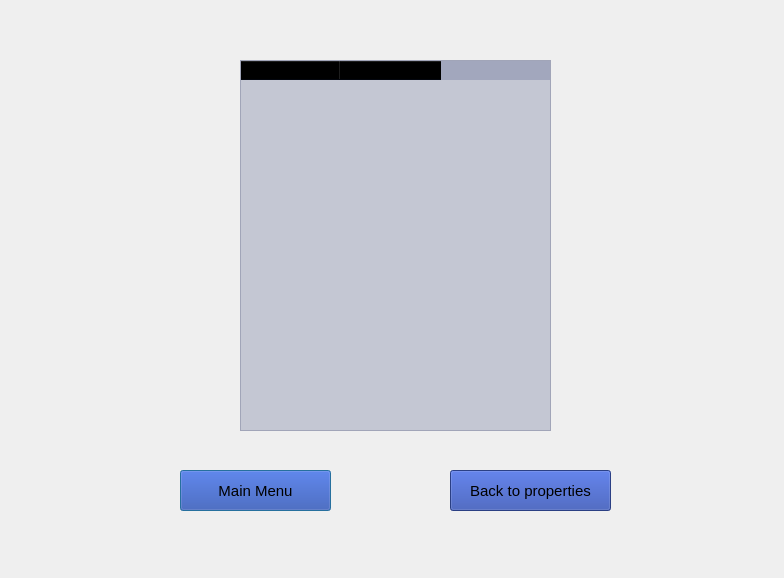
Tomer-Shahar/Movie-Recommendation, file GUI/existing_user_window.ui: the form before one commit.
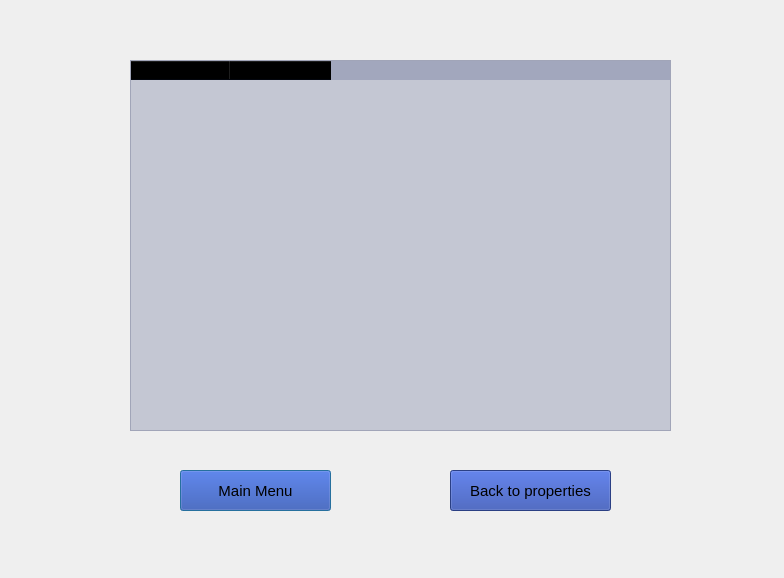
The form after the commit.

The edit to the form file:
```diff
--- a/GUI/existing_user_window.ui
+++ b/GUI/existing_user_window.ui
@@ -16,9 +16,9 @@
   <widget class="QTableWidget" name="recommendationsTable">
    <property name="geometry">
     <rect>
-     <x>240</x>
+     <x>130</x>
      <y>60</y>
-     <width>311</width>
+     <width>541</width>
      <height>371</height>
     </rect>
    </property>
```
